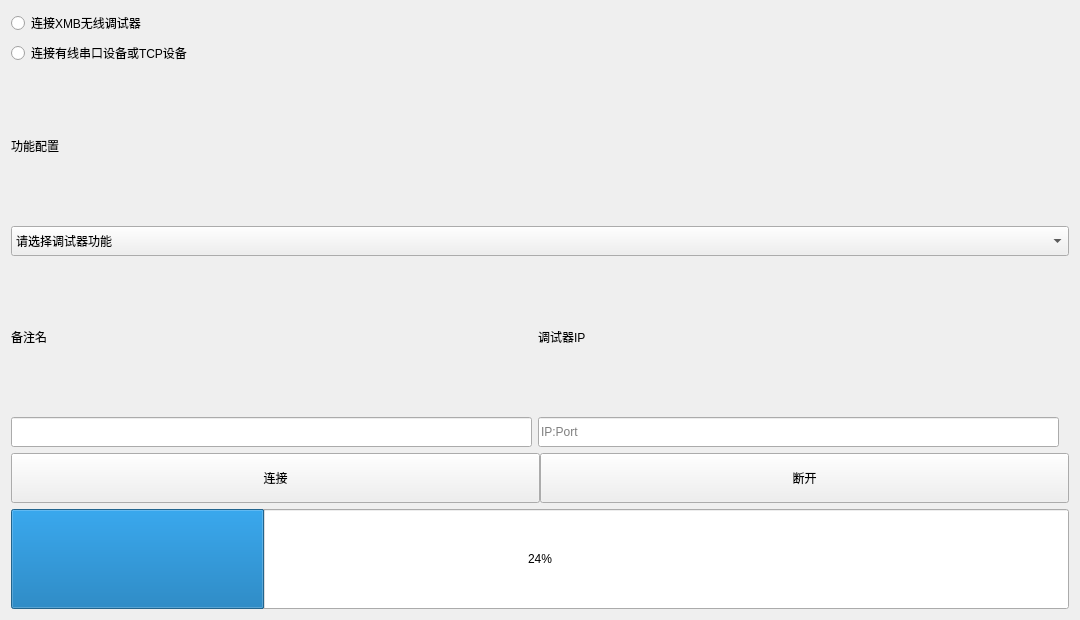
Above: components/ChannelConfiguration/channelconfiguration.ui from xutongxin1/WirelessMonitor before the change. Below: the same form after it.
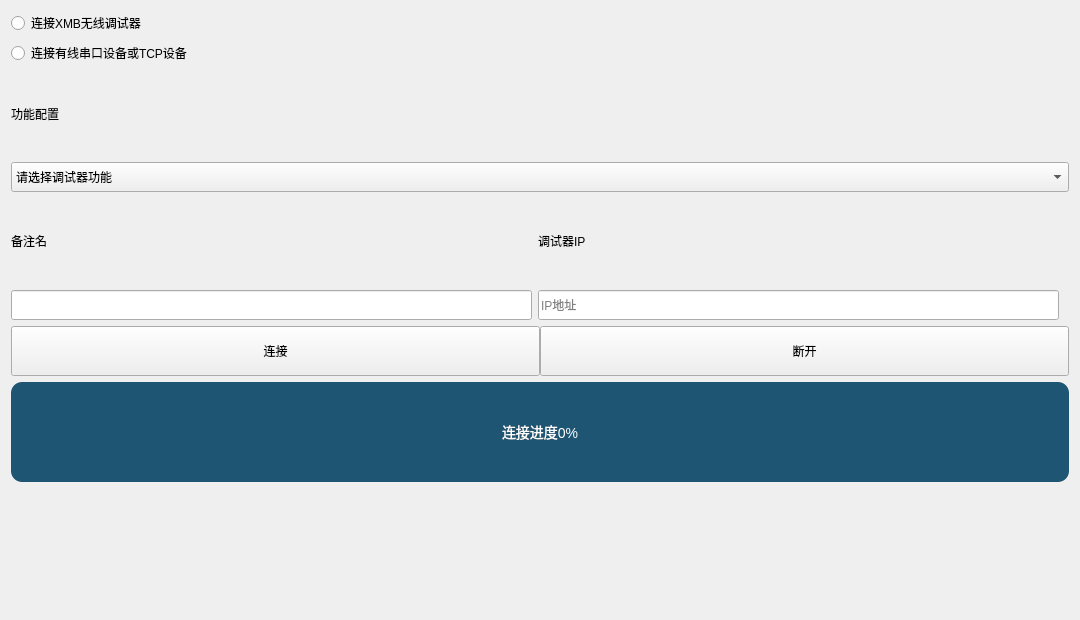
That is the form after the change. Custom widgets are drawn as their Qt base class.

Commit message: 指令服务器连接流程逻辑已经完成且测试通过

```diff
--- a/components/ChannelConfiguration/channelconfiguration.ui
+++ b/components/ChannelConfiguration/channelconfiguration.ui
@@ -168,7 +168,7 @@
           </size>
          </property>
          <property name="placeholderText">
-          <string>IP:Port</string>
+          <string>IP地址</string>
          </property>
         </widget>
        </item>
@@ -225,7 +225,7 @@
     </layout>
    </item>
    <item>
-    <widget class="QtMaterialCircularProgress" name="progressBar">
+    <widget class="QProgressBar" name="progressBar">
      <property name="sizePolicy">
       <sizepolicy hsizetype="Expanding" vsizetype="Fixed">
        <horstretch>0</horstretch>
@@ -238,8 +238,43 @@
        <height>100</height>
       </size>
      </property>
+     <property name="styleSheet">
+      <string notr="true">QProgressBar::chunk
+{
+border-radius:11px;
+background:qlineargradient(spread:pad,x1:0,y1:0,x2:1,y2:0,stop:0 #01FAFF,stop:1  #26B4FF);
+}
+QProgressBar#progressBar
+{
+height:22px;
+text-align:center;/*文本位置*/
+font-size:14px;
+color:white;
+border-radius:11px;
+background: #1D5573 ;
+}</string>
+     </property>
      <property name="value">
-      <number>24</number>
+      <number>0</number>
+     </property>
+     <property name="format">
+      <string>连接进度%p%</string>
+     </property>
+    </widget>
+   </item>
+   <item>
+    <widget class="QLabel" name="connectionTip">
+     <property name="font">
+      <font>
+       <family>幼圆</family>
+       <pointsize>20</pointsize>
+      </font>
+     </property>
+     <property name="text">
+      <string/>
+     </property>
+     <property name="alignment">
+      <set>Qt::AlignCenter</set>
      </property>
     </widget>
    </item>
@@ -257,11 +292,6 @@
    <extends>QRadioButton</extends>
    <header>qtmaterialradiobutton.h</header>
   </customwidget>
-  <customwidget>
-   <class>QtMaterialCircularProgress</class>
-   <extends>QProgressBar</extends>
-   <header>qtmaterialcircularprogress.h</header>
-  </customwidget>
   <customwidget>
    <class>QtMaterialRaisedButton</class>
    <extends>QPushButton</extends>
```
The commit also changes 3 other files.
